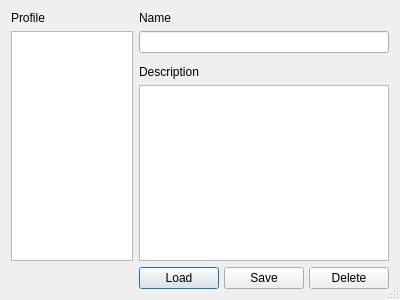
This is gui_profiles.ui in Shub77/phoebetria-code as Qt 5 draws it before an edit. The edited form follows.
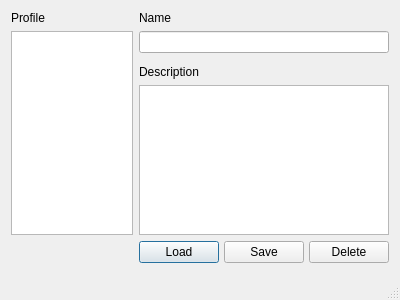
This is the edited form. Icons and pictures are not drawn.

Commit message: Added new close buttons for profile and about windows.

The edit to the form file:
```diff
--- a/gui_profiles.ui
+++ b/gui_profiles.ui
@@ -91,6 +91,68 @@
      </item>
     </layout>
    </item>
+   <item row="9" column="0" colspan="3">
+    <layout class="QHBoxLayout" name="horizontalLayout_2">
+     <item>
+      <spacer name="horizontalSpacer">
+       <property name="orientation">
+        <enum>Qt::Horizontal</enum>
+       </property>
+       <property name="sizeHint" stdset="0">
+        <size>
+         <width>40</width>
+         <height>20</height>
+        </size>
+       </property>
+      </spacer>
+     </item>
+     <item>
+      <widget class="QPushButton" name="ctrl_profileClose">
+       <property name="toolTip">
+        <string>Close</string>
+       </property>
+       <property name="styleSheet">
+        <string notr="true">QPushButton {
+	border: none;
+	margin: 0px;
+    padding: 0px;
+	image: url(:/Images/icon_close.png)
+}
+
+QPushButton:hover {
+	border: none;
+	margin: 0px;
+    padding: 0px;
+	image: url(:/Images/icon_close_lite.png)
+}
+
+QPushButton:disabled {
+	border: none;
+	margin: 0px;
+    padding: 0px;
+	image: url(:/Images/icon_close_lite.png)
+}</string>
+       </property>
+       <property name="text">
+        <string/>
+       </property>
+      </widget>
+     </item>
+     <item>
+      <spacer name="horizontalSpacer_2">
+       <property name="orientation">
+        <enum>Qt::Horizontal</enum>
+       </property>
+       <property name="sizeHint" stdset="0">
+        <size>
+         <width>40</width>
+         <height>20</height>
+        </size>
+       </property>
+      </spacer>
+     </item>
+    </layout>
+   </item>
   </layout>
  </widget>
  <resources/>
```
Left out of the diff: 20 changed lines with no effect on the pictures. The commit also changes 9 other files.
